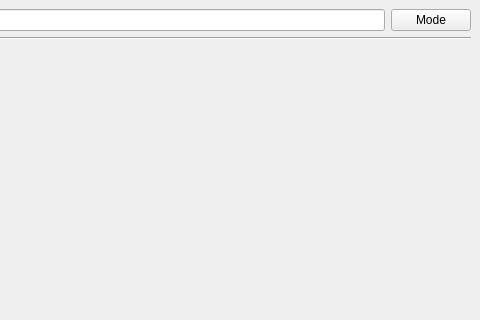
The window that src/browser/ui/MainWindow.ui (jepasq/udp-browser) describes before a commit, drawn with Qt 5; both pictures show x 373 to 853 and y 0 to 320 of the 853 by 547 pixel window.
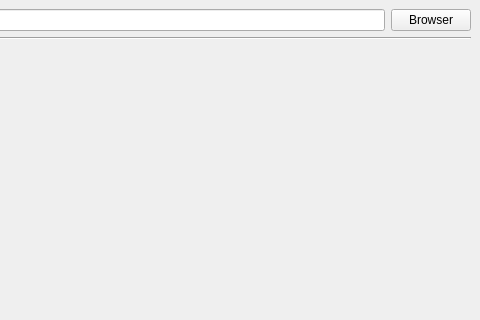
The same window after the commit.

Commit message: Mode button toggles MainWindow's mode

Patch:
```diff
--- a/src/browser/ui/MainWindow.ui
+++ b/src/browser/ui/MainWindow.ui
@@ -23,7 +23,7 @@
       <item>
        <widget class="QPushButton" name="pushButton">
         <property name="text">
-         <string>Mode</string>
+         <string>Browser</string>
         </property>
        </widget>
       </item>
```
Left out of the diff: 2 changed lines with no effect on the pictures. The commit also changes 4 other files.
